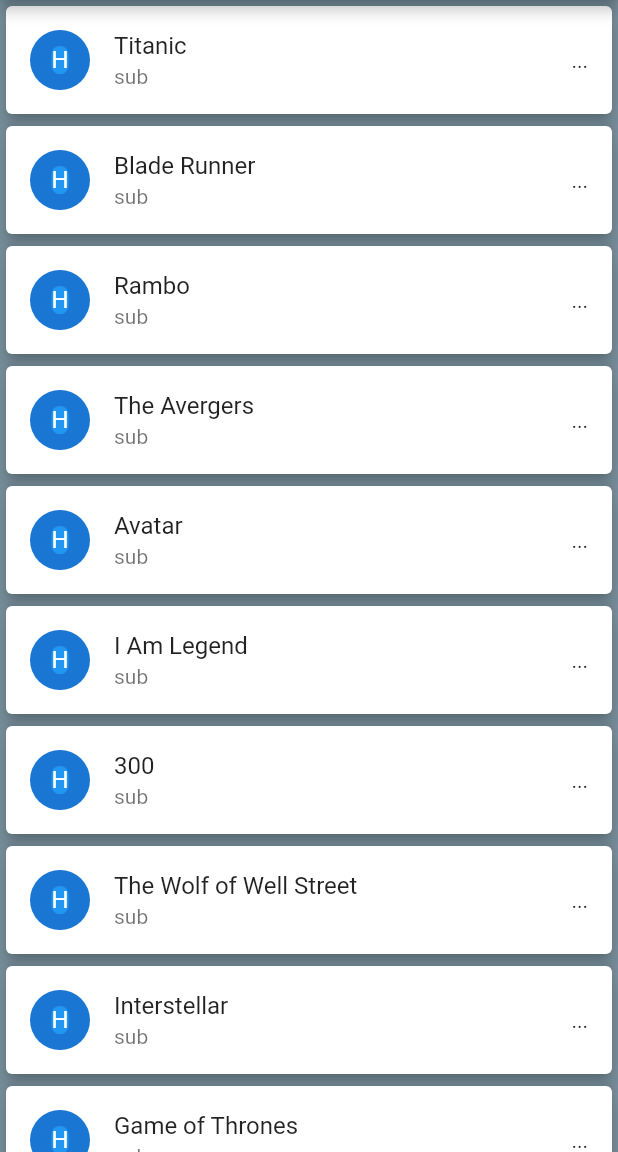
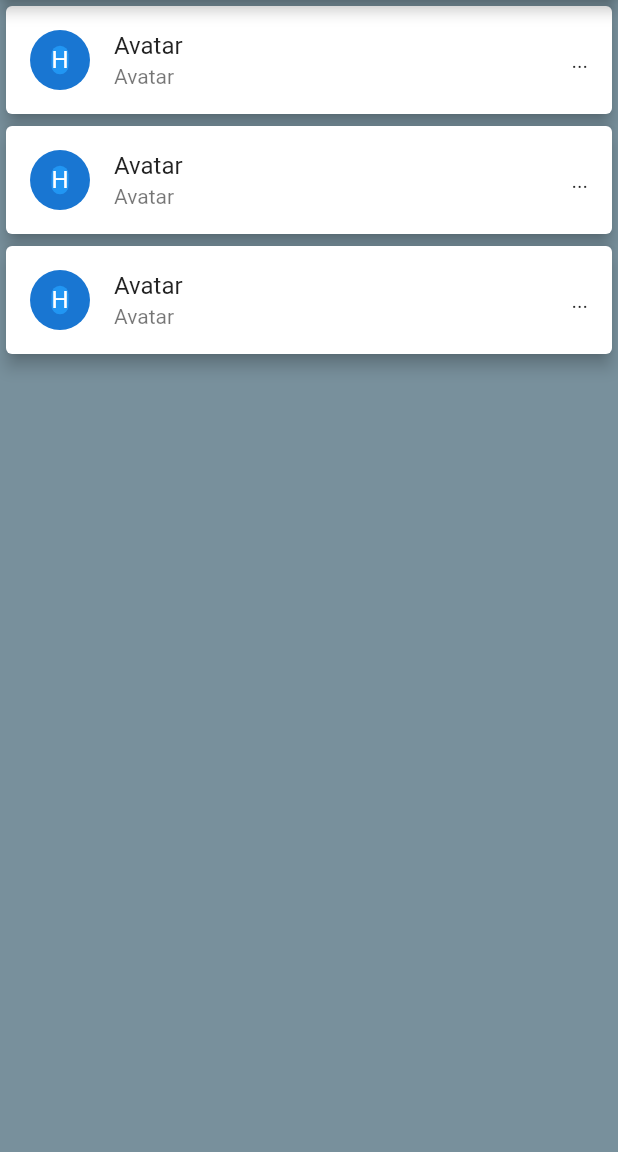
Before and after one commit to AndreDevLopes/Movies, a Flutter app: the screen it shows after launch, on a phone screen of 412 x 824 dp, the part 84-1236 px from its top. Run offline on Flutter 3.47's test engine with Material 2 defaults, Android fonts, the phone set to English and light mode, and no system bars.

Commit message:
criado o model movie

```diff
--- /dev/null
+++ b/lib/models/movie.dart
@@ -0,0 +1,130 @@
+class Movie {
+  static List<Movie> getMovies() => [
+        Movie(
+            "Avatar",
+            "2009",
+            "PG-13",
+            "18 Dec 2009",
+            "162 min",
+            "Action, Adventure, Fantasy",
+            "James Cameron",
+            "James Cameron",
+            "Sam Worthington, Zoe Saldana, Sigourney Weaver, Stephen Lang",
+            "A paraplegic marine dispatched to the moon Pandora on a unique mission becomes torn between following his orders and protecting the world he feels is his home.",
+            "English, Spanish",
+            "USA, UK",
+            "Won 3 Oscars. Another 80 wins & 121 nominations.",
+            "http://ia.media-imdb.com/images/M/MV5BMTYwOTEwNjAzMl5BMl5BanBnXkFtZTcwODc5MTUwMw@@._V1_SX300.jpg",
+            "83",
+            "7.9",
+            "890,617",
+            "tt0499549",
+            "movie",
+            "True", [
+          "https://images-na.ssl-images-amazon.com/images/M/MV5BMjEyOTYyMzUxNl5BMl5BanBnXkFtZTcwNTg0MTUzNA@@._V1_SX1500_CR0,0,1500,999_AL_.jpg",
+          "https://images-na.ssl-images-amazon.com/images/M/MV5BNzM2MDk3MTcyMV5BMl5BanBnXkFtZTcwNjg0MTUzNA@@._V1_SX1777_CR0,0,1777,999_AL_.jpg",
+          "https://images-na.ssl-images-amazon.com/images/M/MV5BMTY2ODQ3NjMyMl5BMl5BanBnXkFtZTcwODg0MTUzNA@@._V1_SX1777_CR0,0,1777,999_AL_.jpg",
+          "https://images-na.ssl-images-amazon.com/images/M/MV5BMTMxOTEwNDcxN15BMl5BanBnXkFtZTcwOTg0MTUzNA@@._V1_SX1777_CR0,0,1777,999_AL_.jpg",
+          "https://images-na.ssl-images-amazon.com/images/M/MV5BMTYxMDg1Nzk1MV5BMl5BanBnXkFtZTcwMDk0MTUzNA@@._V1_SX1500_CR0,0,1500,999_AL_.jpg"
+        ]),
+        Movie(
+            "Avatar",
+            "2009",
+            "PG-13",
+            "18 Dec 2009",
+            "162 min",
+            "Action, Adventure, Fantasy",
+            "James Cameron",
+            "James Cameron",
+            "Sam Worthington, Zoe Saldana, Sigourney Weaver, Stephen Lang",
+            "A paraplegic marine dispatched to the moon Pandora on a unique mission becomes torn between following his orders and protecting the world he feels is his home.",
+            "English, Spanish",
+            "USA, UK",
+            "Won 3 Oscars. Another 80 wins & 121 nominations.",
+            "http://ia.media-imdb.com/images/M/MV5BMTYwOTEwNjAzMl5BMl5BanBnXkFtZTcwODc5MTUwMw@@._V1_SX300.jpg",
+            "83",
+            "7.9",
+            "890,617",
+            "tt0499549",
+            "movie",
+            "True", [
+          "https://images-na.ssl-images-amazon.com/images/M/MV5BMjEyOTYyMzUxNl5BMl5BanBnXkFtZTcwNTg0MTUzNA@@._V1_SX1500_CR0,0,1500,999_AL_.jpg",
+          "https://images-na.ssl-images-amazon.com/images/M/MV5BNzM2MDk3MTcyMV5BMl5BanBnXkFtZTcwNjg0MTUzNA@@._V1_SX1777_CR0,0,1777,999_AL_.jpg",
+          "https://images-na.ssl-images-amazon.com/images/M/MV5BMTY2ODQ3NjMyMl5BMl5BanBnXkFtZTcwODg0MTUzNA@@._V1_SX1777_CR0,0,1777,999_AL_.jpg",
+          "https://images-na.ssl-images-amazon.com/images/M/MV5BMTMxOTEwNDcxN15BMl5BanBnXkFtZTcwOTg0MTUzNA@@._V1_SX1777_CR0,0,1777,999_AL_.jpg",
+          "https://images-na.ssl-images-amazon.com/images/M/MV5BMTYxMDg1Nzk1MV5BMl5BanBnXkFtZTcwMDk0MTUzNA@@._V1_SX1500_CR0,0,1500,999_AL_.jpg"
+        ]),
+        Movie(
+            "Avatar",
+            "2009",
+            "PG-13",
+            "18 Dec 2009",
+            "162 min",
+            "Action, Adventure, Fantasy",
+            "James Cameron",
+            "James Cameron",
+            "Sam Worthington, Zoe Saldana, Sigourney Weaver, Stephen Lang",
+            "A paraplegic marine dispatched to the moon Pandora on a unique mission becomes torn between following his orders and protecting the world he feels is his home.",
+            "English, Spanish",
+            "USA, UK",
+            "Won 3 Oscars. Another 80 wins & 121 nominations.",
+            "http://ia.media-imdb.com/images/M/MV5BMTYwOTEwNjAzMl5BMl5BanBnXkFtZTcwODc5MTUwMw@@._V1_SX300.jpg",
+            "83",
+            "7.9",
+            "890,617",
+            "tt0499549",
+            "movie",
+            "True", [
+          "https://images-na.ssl-images-amazon.com/images/M/MV5BMjEyOTYyMzUxNl5BMl5BanBnXkFtZTcwNTg0MTUzNA@@._V1_SX1500_CR0,0,1500,999_AL_.jpg",
+          "https://images-na.ssl-images-amazon.com/images/M/MV5BNzM2MDk3MTcyMV5BMl5BanBnXkFtZTcwNjg0MTUzNA@@._V1_SX1777_CR0,0,1777,999_AL_.jpg",
+          "https://images-na.ssl-images-amazon.com/images/M/MV5BMTY2ODQ3NjMyMl5BMl5BanBnXkFtZTcwODg0MTUzNA@@._V1_SX1777_CR0,0,1777,999_AL_.jpg",
+          "https://images-na.ssl-images-amazon.com/images/M/MV5BMTMxOTEwNDcxN15BMl5BanBnXkFtZTcwOTg0MTUzNA@@._V1_SX1777_CR0,0,1777,999_AL_.jpg",
+          "https://images-na.ssl-images-amazon.com/images/M/MV5BMTYxMDg1Nzk1MV5BMl5BanBnXkFtZTcwMDk0MTUzNA@@._V1_SX1500_CR0,0,1500,999_AL_.jpg"
+        ]),
+      ];
+
+  String title;
+  String year;
+  String rated;
+  String released;
+  String runtime;
+  String genre;
+  String director;
+  String writer;
+  String actors;
+  String plot;
+  String language;
+  String country;
+  String awards;
+  String poster;
+  String metascore;
+  String imdbRating;
+  String imdbVotes;
+  String imdbID;
+  String type;
+  String response;
+  List<String> images;
+
+  Movie(
+      this.title,
+      this.year,
+      this.rated,
+      this.released,
+      this.runtime,
+      this.genre,
+      this.director,
+      this.writer,
+      this.actors,
+      this.plot,
+      this.language,
+      this.country,
+      this.awards,
+      this.poster,
+      this.metascore,
+      this.imdbRating,
+      this.imdbVotes,
+      this.imdbID,
+      this.type,
+      this.response,
+      this.images);
+}
--- a/lib/ui/home.dart
+++ b/lib/ui/home.dart
@@ -1,6 +1,8 @@
 import 'package:flutter/material.dart';
+import '../models/movie.dart';
 
 class MoviListVie extends StatelessWidget {
+  final List<Movie> movieList = Movie.getMovies();
   final List movies = [
     "Titanic",
     "Blade Runner",
@@ -23,7 +25,7 @@ class MoviListVie extends StatelessWidget {
       ),
       backgroundColor: Colors.blueGrey.shade400,
       body: ListView.builder(
-        itemCount: movies.length,
+        itemCount: movieList.length,
         itemBuilder: (BuildContext context, int index) {
           return Card(
             elevation: 4.5,
@@ -39,14 +41,14 @@ class MoviListVie extends StatelessWidget {
                 ),
               ),
               trailing: Text("..."),
-              title: Text(movies[index]),
-              subtitle: Text("sub"),
+              title: Text(movieList[index].title),
+              subtitle: Text("${movieList[0].title}"),
               onTap: () {
                 Navigator.push(
                   context,
                   MaterialPageRoute(
                     builder: (context) => MovieListViewDetails(
-                      movieName: movies.elementAt(index),
+                      movieName: movieList.elementAt(index).title,
                     ),
                   ),
                 );
```
